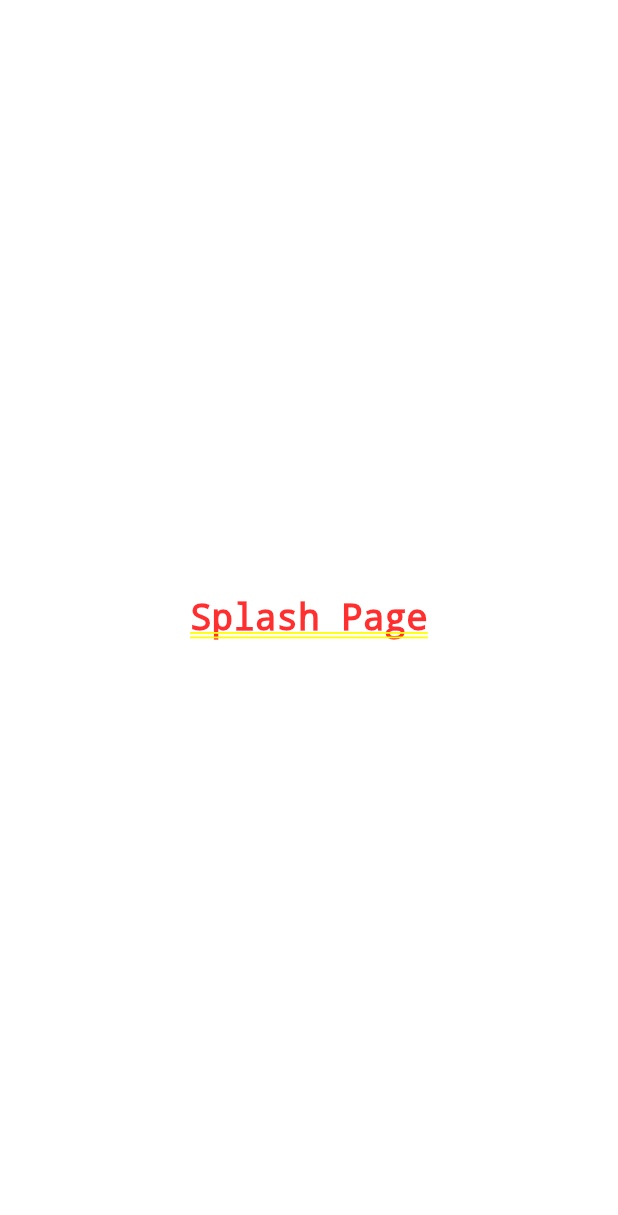
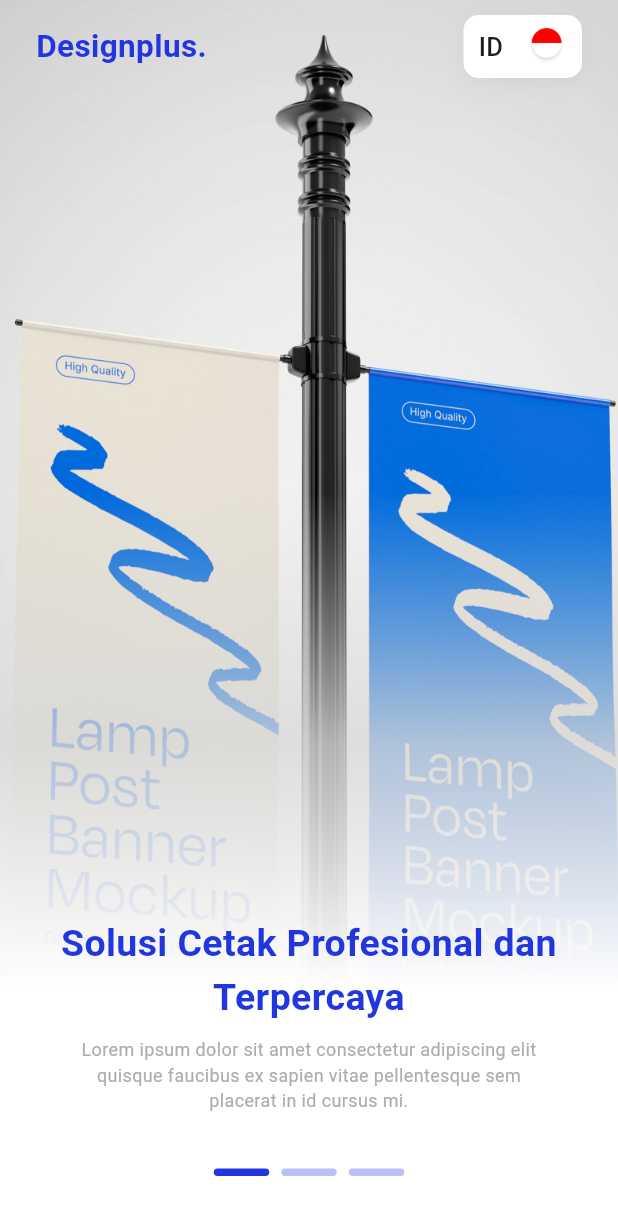
Before and after one commit to DonzKrieg/DesignPlus, a Flutter app: the screen it shows after launch, on a phone screen of 412 x 824 dp. Shown: the top 1215 px of the screen. Run offline on Flutter 3.47's test engine with Material 3 defaults, Android fonts, the phone set to English and light mode, and no system bars; drawn by our look-alikes of smooth_page_indicator; our stand-ins replace google_fonts.

Commit message:
Membuat Splash page dan Onboarding page

```diff
--- a/lib/main.dart
+++ b/lib/main.dart
@@ -1,3 +1,5 @@
+import 'package:designplus/pages/login_page.dart';
+import 'package:designplus/pages/onboarding_page.dart';
 import 'package:designplus/pages/splash_page.dart';
 import 'package:flutter/material.dart';
 
@@ -12,7 +14,11 @@ class MyApp extends StatelessWidget {
   Widget build(BuildContext context) {
     return MaterialApp(
       debugShowCheckedModeBanner: false,
-      routes: {'/': (context) => SplashPage()},
+      routes: {
+        '/': (context) => SplashPage(),
+        '/onboarding': (context) => OnboardingPage(),
+        '/login': (context) => LoginPage(),
+      },
     );
   }
 }
--- /dev/null
+++ b/lib/pages/onboarding_page.dart
@@ -0,0 +1,179 @@
+import 'package:designplus/shared/theme.dart';
+import 'package:designplus/widgets/custom_button.dart';
+import 'package:flutter/material.dart';
+import 'package:smooth_page_indicator/smooth_page_indicator.dart';
+
+class OnboardingPage extends StatefulWidget {
+  const OnboardingPage({super.key});
+
+  @override
+  State<OnboardingPage> createState() => _OnboardingPageState();
+}
+
+class _OnboardingPageState extends State<OnboardingPage> {
+  final PageController _controller = PageController();
+  int currentPage = 0;
+
+  final List<String> images = [
+    'assets/images/onboarding1.png',
+    'assets/images/onboarding2.png',
+    'assets/images/onboarding3.png',
+  ];
+
+  @override
+  Widget build(BuildContext context) {
+    return Scaffold(
+      body: Stack(
+        children: [
+          PageView.builder(
+            controller: _controller,
+            onPageChanged: (index) {
+              setState(() => currentPage = index);
+            },
+            itemCount: images.length,
+            itemBuilder: (context, index) {
+              return Stack(
+                fit: StackFit.expand,
+                children: [
+                  Image.asset(images[index], fit: BoxFit.cover),
+                  Align(
+                    alignment: Alignment.bottomCenter,
+                    child: Container(
+                      height: MediaQuery.of(context).size.height * 0.6,
+                      decoration: BoxDecoration(
+                        gradient: LinearGradient(
+                          begin: Alignment.topCenter,
+                          end: Alignment.bottomCenter,
+                          colors: [
+                            Color(0XFFd9d9d9).withOpacity(0.01),
+                            Color(0XFFd9d9d9).withOpacity(0.8),
+                            kWhiteColor,
+                            kWhiteColor,
+                          ],
+                        ),
+                      ),
+                    ),
+                  ),
+                ],
+              );
+            },
+          ),
+
+          SafeArea(
+            child: Column(
+              mainAxisAlignment: MainAxisAlignment.spaceBetween,
+              children: [
+                Padding(
+                  padding: const EdgeInsets.symmetric(
+                    horizontal: 24,
+                    vertical: 10,
+                  ),
+                  child: Row(
+                    mainAxisAlignment: MainAxisAlignment.spaceBetween,
+                    children: [
+                      Text(
+                        "Designplus.",
+                        style: TextStyle(
+                          fontSize: 21,
+                          fontWeight: FontWeight.bold,
+                          color: kPrimaryColor,
+                        ),
+                      ),
+                      Container(
+                        width: 79,
+                        height: 42,
+                        padding: EdgeInsets.symmetric(
+                          horizontal: 10,
+                          vertical: 8,
+                        ),
+                        decoration: BoxDecoration(
+                          color: kWhiteColor,
+                          borderRadius: BorderRadius.circular(10),
+                          boxShadow: [
+                            BoxShadow(
+                              color: kGreyColor.withOpacity(0.2),
+                              blurRadius: 10,
+                              offset: Offset(0, 4),
+                            ),
+                          ],
+                        ),
+                        child: Row(
+                          crossAxisAlignment: CrossAxisAlignment.center,
+                          children: [
+                            Text(
+                              "ID",
+                              style: TextStyle(
+                                fontWeight: FontWeight.w500,
+                                fontSize: 17,
+                                color: kBlackColor,
+                              ),
+                            ),
+                            SizedBox(width: 16),
+                            Image.asset(
+                              'assets/images/flag_idn.png',
+                              width: 26,
+                              height: 26,
+                            ),
+                          ],
+                        ),
+                      ),
+                    ],
+                  ),
+                ),
+
+                Padding(
+                  padding: const EdgeInsets.only(
+                    bottom: 40,
+                    left: 30,
+                    right: 30,
+                  ),
+                  child: Column(
+                    children: [
+                      Text(
+                        "Solusi Cetak Profesional dan Terpercaya",
+                        style: TextStyle(
+                          fontSize: 25,
+                          fontWeight: FontWeight.bold,
+                          color: kPrimaryColor,
+                        ),
+                        textAlign: TextAlign.center,
+                      ),
+                      SizedBox(height: 8),
+                      Text(
+                        "Lorem ipsum dolor sit amet consectetur adipiscing elit\nquisque faucibus ex sapien vitae pellentesque sem\nplacerat in id cursus mi.",
+                        textAlign: TextAlign.center,
+                        style: TextStyle(color: kGreyColor, fontSize: 12),
+                      ),
+                      SizedBox(height: 37),
+                      if (currentPage < images.length - 1) ...[
+                        SmoothPageIndicator(
+                          controller: _controller,
+                          count: images.length,
+                          effect: WormEffect(
+                            activeDotColor: kPrimaryColor,
+                            dotColor: kSecondaryColor,
+                            dotHeight: 5,
+                            dotWidth: 37,
+                          ),
+                        ),
+                      ] else ...[
+                        CustomButton(
+                          text: 'Mulai Sekarang',
+                          onPressed: () {
+                            Navigator.pushNamed(context, '/login');
+                          },
+                          size: Size(double.infinity, 49),
+                          color: kPrimaryColor,
+                        ),
+                      ],
+                    ],
+                  ),
+                ),
+              ],
+            ),
+          ),
+        ],
+      ),
+    );
+  }
+}
--- a/lib/shared/theme.dart
+++ b/lib/shared/theme.dart
@@ -3,5 +3,21 @@ import 'package:google_fonts/google_fonts.dart';
 
 Color kPositiveColor = Color(0xFF328e6e);
 Color kNegativeColor = Color(0xFFdc2525);
-Color kBlackColor = Color(0xFF000000);
+Color kBlackColor = Color(0xFF1E1E1E);
+Color kGreyColor = Color(0xFFAEACAC);
 Color kWhiteColor = Color(0xFFFFFFFF);
+Color kPrimaryColor = Color(0xFF2236E0);
+Color kSecondaryColor = Color(0xFFBAC1F5);
+
+TextStyle blueTextStyle = GoogleFonts.inter(color: kPrimaryColor);
+TextStyle greyTextStyle = GoogleFonts.inter(color: kGreyColor);
+TextStyle blackTextStyle = GoogleFonts.inter(color: kBlackColor);
+TextStyle whiteTextStyle = GoogleFonts.inter(color: kWhiteColor);
+
+FontWeight light = FontWeight.w300;
+FontWeight regular = FontWeight.w400;
+FontWeight medium = FontWeight.w500;
+FontWeight semiBold = FontWeight.w600;
+FontWeight bold = FontWeight.w700;
+FontWeight extraBold = FontWeight.w800;
+FontWeight black = FontWeight.w900;
--- a/pubspec.yaml
+++ b/pubspec.yaml
@@ -35,6 +35,7 @@ dependencies:
   # Use with the CupertinoIcons class for iOS style icons.
   cupertino_icons: ^1.0.8
   google_fonts: ^6.3.2
+  smooth_page_indicator: ^1.2.1
 
 dev_dependencies:
   flutter_test:
@@ -58,9 +59,8 @@ flutter:
   uses-material-design: true
 
   # To add assets to your application, add an assets section, like this:
-  # assets:
-  #   - images/a_dot_burr.jpeg
-  #   - images/a_dot_ham.jpeg
+  assets:
+    - assets/images/
 
   # An image asset can refer to one or more resolution-specific "variants", see
   # https://flutter.dev/to/resolution-aware-images
```
Also changed, not shown: lib/pages/login_page.dart (added, +10 -0 lines), lib/pages/splash_page.dart (+34 -2 lines), lib/widgets/custom_button.dart (added, +34 -0 lines), assets/images/Logo.png (added), assets/images/flag_idn.png (added), assets/images/onboarding1.png (added), assets/images/onboarding2.png (added), assets/images/onboarding3.png (added), pubspec.lock, 1 other file.
